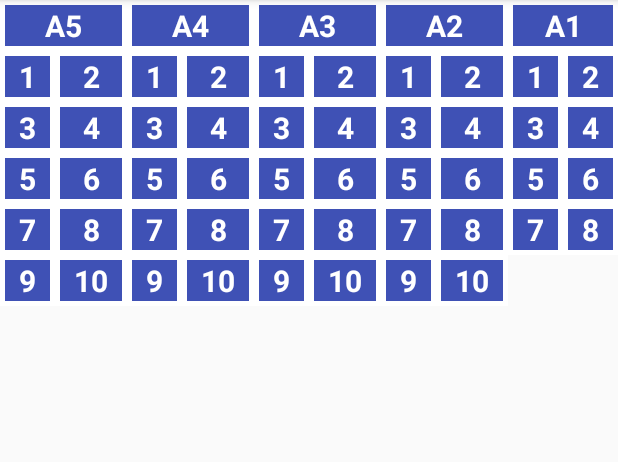
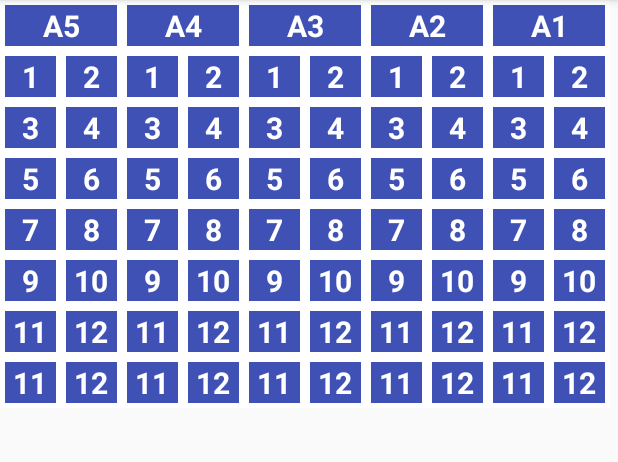
Before and after one commit to IT-Lelong/NgungTinh, an Android app: the MainActivity2 screen opened directly, with no data from a screen before it, on a phone screen of 412 x 824 dp, the part 84-546 px from its top. Run offline under Robolectric (Android 15) with nearby library versions, the phone set to English and light mode, and no system bars.

```diff
--- a/app/src/main/res/layout/activity_main2.xml
+++ b/app/src/main/res/layout/activity_main2.xml
@@ -5,12 +5,12 @@
     android:layout_width="match_parent"
     android:layout_height="match_parent"
     android:orientation="horizontal"
+    android:weightSum="1"
     tools:context=".KTnew.Detail">
-
 
     <TableLayout
         android:layout_width="0dp"
-        android:layout_height="wrap_content"
+        android:layout_height="match_parent"
         android:layout_weight="1"
         android:shrinkColumns="*"
         android:stretchColumns="*">
@@ -69,8 +69,6 @@
         <TableRow>
 
             <TextView
-
-
                 style="@style/title"
                 android:gravity="center"
                 android:text="1"
@@ -78,8 +76,6 @@
                 android:textStyle="bold" />
 
             <TextView
-
-
                 style="@style/title"
                 android:gravity="center"
                 android:text="2"
@@ -508,15 +504,205 @@
                 android:textStyle="bold" />
 
             <TextView
-
-
                 style="@style/title"
                 android:gravity="center"
                 android:text="10"
                 android:textSize="20sp"
                 android:textStyle="bold" />
 
+            <TextView
 
+
+                style="@style/title"
+                android:gravity="center"
+                android:text="9"
+                android:textSize="20sp"
+                android:textStyle="bold" />
+
+            <TextView
+                style="@style/title"
+                android:gravity="center"
+                android:text="10"
+                android:textSize="20sp"
+                android:textStyle="bold" />
+        </TableRow>
+
+        <TableRow>
+
+            <TextView
+
+
+                style="@style/title"
+                android:gravity="center"
+                android:text="11"
+                android:textSize="20sp"
+                android:textStyle="bold" />
+
+            <TextView
+
+
+                style="@style/title"
+                android:gravity="center"
+                android:text="12"
+                android:textSize="20sp"
+                android:textStyle="bold" />
+
+            <TextView
+
+
+                style="@style/title"
+                android:gravity="center"
+                android:text="11"
+                android:textSize="20sp"
+                android:textStyle="bold" />
+
+            <TextView
+
+
+                style="@style/title"
+                android:gravity="center"
+                android:text="12"
+                android:textSize="20sp"
+                android:textStyle="bold" />
+
+            <TextView
+
+
+                style="@style/title"
+                android:gravity="center"
+                android:text="11"
+                android:textSize="20sp"
+                android:textStyle="bold" />
+
+            <TextView
+
+
+                style="@style/title"
+                android:gravity="center"
+                android:text="12"
+                android:textSize="20sp"
+                android:textStyle="bold" />
+
+            <TextView
+
+
+                style="@style/title"
+                android:gravity="center"
+                android:text="11"
+                android:textSize="20sp"
+                android:textStyle="bold" />
+
+            <TextView
+                style="@style/title"
+                android:gravity="center"
+                android:text="12"
+                android:textSize="20sp"
+                android:textStyle="bold" />
+
+            <TextView
+
+
+                style="@style/title"
+                android:gravity="center"
+                android:text="11"
+                android:textSize="20sp"
+                android:textStyle="bold" />
+
+            <TextView
+                style="@style/title"
+                android:gravity="center"
+                android:text="12"
+                android:textSize="20sp"
+                android:textStyle="bold" />
+        </TableRow>
+
+        <TableRow>
+
+            <TextView
+
+
+                style="@style/title"
+                android:gravity="center"
+                android:text="11"
+                android:textSize="20sp"
+                android:textStyle="bold" />
+
+            <TextView
+
+
+                style="@style/title"
+                android:gravity="center"
+                android:text="12"
+                android:textSize="20sp"
+                android:textStyle="bold" />
+
+            <TextView
+
+
+                style="@style/title"
+                android:gravity="center"
+                android:text="11"
+                android:textSize="20sp"
+                android:textStyle="bold" />
+
+            <TextView
+
+
+                style="@style/title"
+                android:gravity="center"
+                android:text="12"
+                android:textSize="20sp"
+                android:textStyle="bold" />
+
+            <TextView
+
+
+                style="@style/title"
+                android:gravity="center"
+                android:text="11"
+                android:textSize="20sp"
+                android:textStyle="bold" />
+
+            <TextView
+
+
+                style="@style/title"
+                android:gravity="center"
+                android:text="12"
+                android:textSize="20sp"
+                android:textStyle="bold" />
+
+            <TextView
+
+
+                style="@style/title"
+                android:gravity="center"
+                android:text="11"
+                android:textSize="20sp"
+                android:textStyle="bold" />
+
+            <TextView
+                style="@style/title"
+                android:gravity="center"
+                android:text="12"
+                android:textSize="20sp"
+                android:textStyle="bold" />
+
+            <TextView
+
+
+                style="@style/title"
+                android:gravity="center"
+                android:text="11"
+                android:textSize="20sp"
+                android:textStyle="bold" />
+
+            <TextView
+                style="@style/title"
+                android:gravity="center"
+                android:text="12"
+                android:textSize="20sp"
+                android:textStyle="bold" />
         </TableRow>
 
 
```
